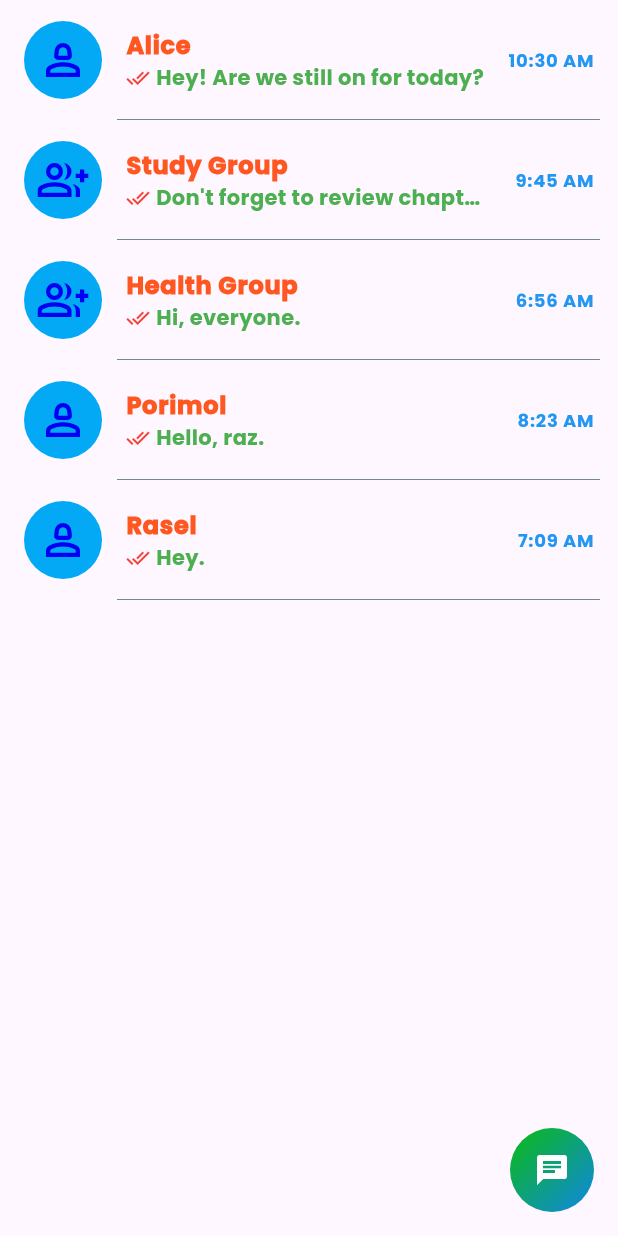
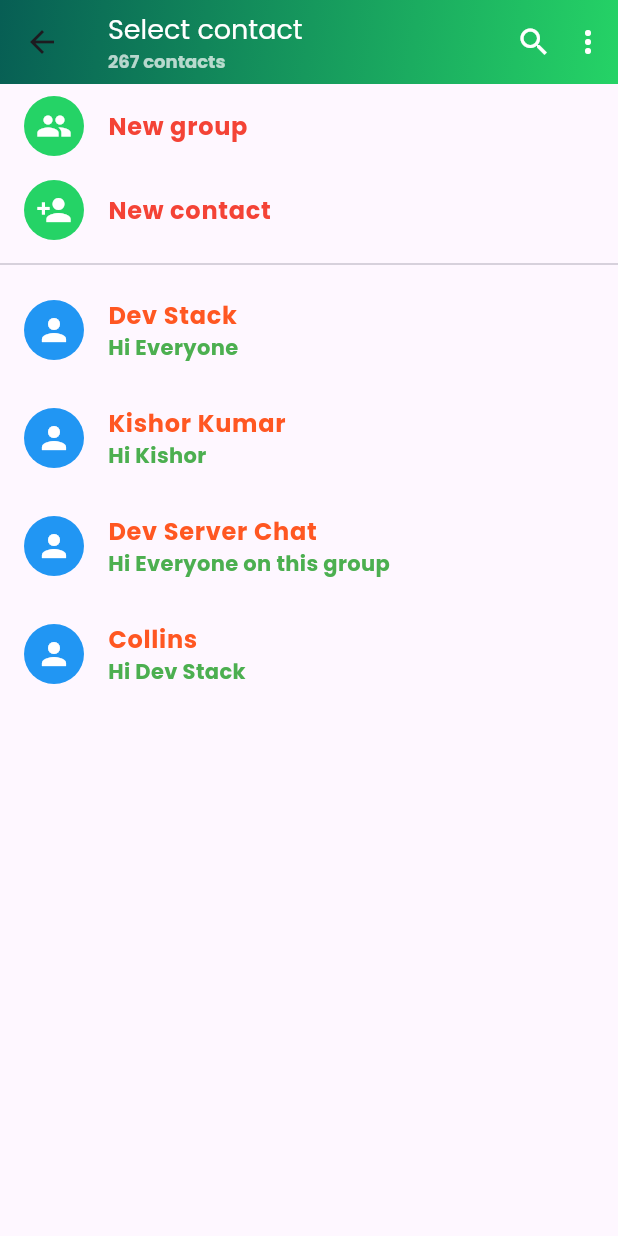
Before and after one commit to San2021331091/voxa-social-chat-app, a Flutter app: the ChatPage screen opened directly, after a tap on the "chat" icon, on a phone screen of 412 x 824 dp. Run offline on Flutter 3.47's test engine with Material 3 defaults, Android fonts, the phone set to English and light mode, and no system bars; our stand-ins replace file_picker, flutter_contacts, flutter_svg, geolocator, image_picker, marquee.

Commit message:
contact page

```diff
--- a/frontend/voxa/lib/pages/ChatPage.dart
+++ b/frontend/voxa/lib/pages/ChatPage.dart
@@ -1,6 +1,7 @@
 import 'package:flutter/material.dart';
 import 'package:voxa/customui/customcard.dart';
 import 'package:voxa/model/chatmodel.dart';
+import 'package:voxa/screens/selectcontact.dart';
 
 class ChatPage extends StatefulWidget {
   const ChatPage({super.key});
@@ -42,11 +43,6 @@ class ChatPageState extends State<ChatPage> {
         currentMessage: "Hey.",
         time: "7:09 AM"),
 
-
-
-
-
-
   ];
   @override
   Widget build(BuildContext context) {
@@ -66,7 +62,11 @@ class ChatPageState extends State<ChatPage> {
           ),
         ),
         child: FloatingActionButton(
-          onPressed: () {},
+          onPressed: () {
+
+            Navigator.push(context,
+                MaterialPageRoute(builder: (builder) => const SelectContact()));
+          },
           backgroundColor: Colors.transparent,
           elevation: 0,
           child: const Icon(Icons.chat, color: Colors.white),
--- /dev/null
+++ b/frontend/voxa/lib/screens/selectcontact.dart
@@ -0,0 +1,109 @@
+import 'package:flutter/material.dart';
+import 'package:voxa/colors/colors.dart';
+
+
+class SelectContact extends StatefulWidget {
+  const SelectContact({super.key});
+
+  @override
+  State<SelectContact> createState() => _SelectContactState();
+}
+
+class _SelectContactState extends State<SelectContact> {
+  final List<Map<String, String>> contacts = [
+    {"name": "Dev Stack", "subtitle": "Hi Everyone"},
+    {"name": "Kishor Kumar", "subtitle": "Hi Kishor"},
+    {"name": "Dev Server Chat", "subtitle": "Hi Everyone on this group"},
+    {"name": "Collins", "subtitle": "Hi Dev Stack"},
+  ];
+
+  @override
+  Widget build(BuildContext context) {
+    return Scaffold(
+      appBar: AppBar(
+        elevation: 0,
+        leading: const BackButton(),
+        title: const Column(
+          crossAxisAlignment: CrossAxisAlignment.start,
+          children: [
+            Text("Select contact", style: TextStyle(fontSize: 18,color:Colors.white)),
+            SizedBox(height: 2),
+            Text(
+              "267 contacts",
+              style: TextStyle(fontSize: 12, color: Colors.white70,fontWeight: FontWeight.bold),
+            ),
+          ],
+        ),
+        actions: const [
+          Icon(Icons.search, color: Colors.white),
+          SizedBox(width: 12),
+          Icon(Icons.more_vert, color: Colors.white),
+          SizedBox(width: 8),
+        ],
+        flexibleSpace: Container(
+          decoration: const BoxDecoration(
+            gradient: LinearGradient(
+              colors: [
+                AppColor.tealGreen,
+                AppColor.lightGreen,
+              ],
+              begin: Alignment.topLeft,
+              end: Alignment.bottomRight,
+            ),
+          ),
+        ),
+      ),
+
+      body: ListView(
+        children: [
+          _topTile(
+            icon: Icons.group,
+            title: "New group",
+          ),
+          _topTile(
+            icon: Icons.person_add,
+            title: "New contact",
+          ),
+          const Divider(),
+
+          ...contacts.map((c) => _contactTile(
+                name: c["name"]!,
+                subtitle: c["subtitle"]!,
+              )),
+        ],
+      ),
+    );
+  }
+
+  Widget _topTile({required IconData icon, required String title}) {
+    return ListTile(
+      leading: CircleAvatar(
+        backgroundColor: AppColor.lightGreen,
+        child: Icon(icon, color: Colors.white),
+      ),
+      title: Text(
+        title,
+        style: const TextStyle(fontWeight: FontWeight.w600,color: Colors.red),
+      ),
+    );
+  }
+
+  Widget _contactTile({required String name, required String subtitle}) {
+    return ListTile(
+      leading: const CircleAvatar(
+        backgroundColor: Colors.blue,
+        child: Icon(Icons.person, color: Colors.white),
+      ),
+      title: Text(
+        name,
+        style: const TextStyle(fontWeight: FontWeight.bold,color: Colors.deepOrange),
+      ),
+      subtitle: Text(
+        subtitle,
+        maxLines: 1,
+        overflow: TextOverflow.ellipsis,
+        style: const TextStyle(color:Colors.green,fontWeight: FontWeight.w800),
+      ),
+    );
+  }
+}
```
Also changed, not shown: frontend/voxa/lib/screens/individualpage.dart (+53 -2 lines), 1 other file.
